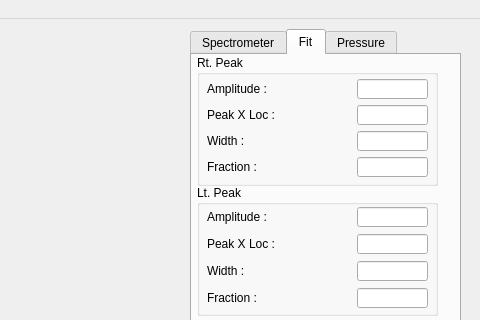
Before: the Qt Designer form mainwindow.ui in hgarbeil/OOSpec, drawn with Qt 5; both pictures show x 640 to 1120 and y 0 to 320 of the 1120 by 659 pixel window.
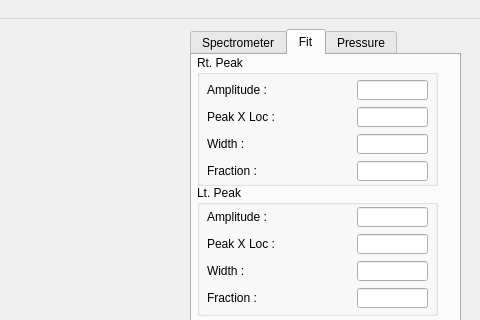
After: the same form once the commit is applied. The open tabs and pages were chosen to show the change. Custom widgets are drawn as their Qt base class.

Commit message: Ascii file read

```diff
--- a/mainwindow.ui
+++ b/mainwindow.ui
@@ -286,7 +286,7 @@
          <x>10</x>
          <y>24</y>
          <width>221</width>
-         <height>101</height>
+         <height>103</height>
         </rect>
        </property>
        <layout class="QGridLayout" name="gridLayout_4">
```
Left out of the diff: 10 changed lines with no effect on the pictures. The commit also changes 1 other file.
